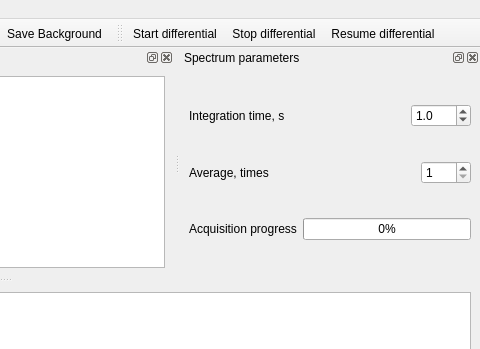
The window that gui/spectrometer/ui_spectrometer.ui (Ulm-IQO/qudi) describes before a commit, drawn with Qt 5; both pictures show x 476 to 956 and y 0 to 349 of the 956 by 780 pixel window.
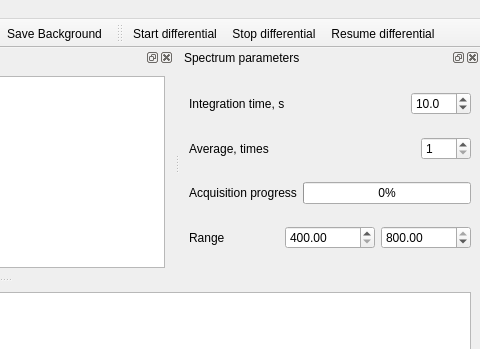
The same window after the commit. Icons and pictures are not drawn. Custom widgets are drawn as their Qt base class.

Patch:
```diff
--- a/gui/spectrometer/ui_spectrometer.ui
+++ b/gui/spectrometer/ui_spectrometer.ui
@@ -260,7 +260,7 @@
    <property name="minimumSize">
     <size>
      <width>300</width>
-     <height>147</height>
+     <height>156</height>
     </size>
    </property>
    <property name="maximumSize">
@@ -330,13 +330,13 @@
             <double>0.500000000000000</double>
            </property>
            <property name="maximum">
-            <double>50.000000000000000</double>
+            <double>100.000000000000000</double>
            </property>
            <property name="singleStep">
             <double>0.500000000000000</double>
            </property>
            <property name="value">
-            <double>1.000000000000000</double>
+            <double>10.000000000000000</double>
            </property>
           </widget>
          </item>
@@ -374,6 +374,40 @@
        </item>
       </layout>
      </item>
+     <item row="3" column="0">
+      <layout class="QHBoxLayout" name="horizontalLayout_6">
+       <item>
+        <widget class="QLabel" name="label_5">
+         <property name="text">
+          <string>Range</string>
+         </property>
+        </widget>
+       </item>
+       <item>
+        <widget class="QDoubleSpinBox" name="spec_range_left_doubleSpinBox">
+         <property name="minimum">
+          <double>400.000000000000000</double>
+         </property>
+         <property name="maximum">
+          <double>800.000000000000000</double>
+         </property>
+        </widget>
+       </item>
+       <item>
+        <widget class="QDoubleSpinBox" name="spec_range_right_doubleSpinBox">
+         <property name="minimum">
+          <double>400.000000000000000</double>
+         </property>
+         <property name="maximum">
+          <double>800.000000000000000</double>
+         </property>
+         <property name="value">
+          <double>800.000000000000000</double>
+         </property>
+        </widget>
+       </item>
+      </layout>
+     </item>
     </layout>
    </widget>
   </widget>
```
